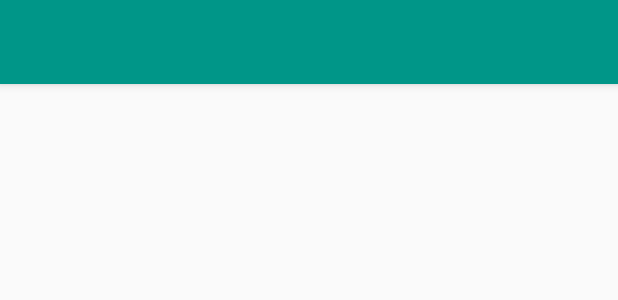
After one commit to jvmartinez/LoginWithMVVM, an Android app: the layout content_app_bar.xml on its own in the app's theme, with its tools: preview values and no code run, on a phone screen of 412 x 824 dp. The commit adds this screen. Shown: the top 300 px of the screen. Run offline under Robolectric (Android 15) with nearby library versions, the phone set to English and light mode, and no system bars.

Commit message:
add change flow in home of logout and change in loginViewModel progress bar, hiding keyboard

```diff
--- a/app/src/main/java/com/jvmartinez/loginwithmvvm/core/data/firebase/FirebaseSource.kt
+++ b/app/src/main/java/com/jvmartinez/loginwithmvvm/core/data/firebase/FirebaseSource.kt
@@ -20,4 +20,6 @@ class FirebaseSource {
     }
 
     fun currentUser() = firebaseAuth.currentUser
+
+    fun logout() = firebaseAuth.signOut()
 }
--- a/app/src/main/java/com/jvmartinez/loginwithmvvm/core/data/repository/UserRepository.kt
+++ b/app/src/main/java/com/jvmartinez/loginwithmvvm/core/data/repository/UserRepository.kt
@@ -5,4 +5,5 @@ import com.jvmartinez.loginwithmvvm.core.data.firebase.FirebaseSource
 class UserRepository(private val firebase: FirebaseSource) {
     fun login(email: String, password: String) = firebase.login(email, password)
     fun currentUser() = firebase.currentUser()
+    fun logout() = firebase.logout()
 }
--- a/app/src/main/java/com/jvmartinez/loginwithmvvm/ui/login/LoginViewModel.kt
+++ b/app/src/main/java/com/jvmartinez/loginwithmvvm/ui/login/LoginViewModel.kt
@@ -23,6 +23,7 @@ class LoginViewModel(private val loginInteractor: LoginInteractor, private val r
         get() = loginLiveData
 
     fun onLoginClicked() {
+        loginLiveData.value = ScreenState.Loading
         loginInteractor.login(username, password, this)
     }
 
--- /dev/null
+++ b/app/src/main/res/drawable/ic_baseline_exit_to_app_24.xml
@@ -0,0 +1,5 @@
+<vector android:height="24dp" android:tint="#FFFFFF"
+    android:viewportHeight="24" android:viewportWidth="24"
+    android:width="24dp" xmlns:android="http://schemas.android.com/apk/res/android">
+    <path android:fillColor="@android:color/white" android:pathData="M10.09,15.59L11.5,17l5,-5 -5,-5 -1.41,1.41L12.67,11H3v2h9.67l-2.58,2.59zM19,3H5c-1.11,0 -2,0.9 -2,2v4h2V5h14v14H5v-4H3v4c0,1.1 0.89,2 2,2h14c1.1,0 2,-0.9 2,-2V5c0,-1.1 -0.9,-2 -2,-2z"/>
+</vector>
--- /dev/null
+++ b/app/src/main/res/layout/content_app_bar.xml
@@ -0,0 +1,20 @@
+<?xml version="1.0" encoding="utf-8"?>
+<androidx.coordinatorlayout.widget.CoordinatorLayout xmlns:android="http://schemas.android.com/apk/res/android"
+    android:layout_width="match_parent"
+    android:layout_height="match_parent">
+
+    <com.google.android.material.appbar.AppBarLayout
+        android:id="@+id/appbar"
+        android:layout_width="match_parent"
+        android:layout_height="wrap_content"
+        android:theme="@style/AppTheme.StyleAppBar">
+
+        <androidx.appcompat.widget.Toolbar
+            android:id="@+id/toolbar"
+            android:layout_width="match_parent"
+            android:layout_height="?attr/actionBarSize"
+            android:theme="@style/AppTheme.StyleAppBar"/>
+
+    </com.google.android.material.appbar.AppBarLayout>
+
+</androidx.coordinatorlayout.widget.CoordinatorLayout>
--- a/app/src/main/res/values/strings.xml
+++ b/app/src/main/res/values/strings.xml
@@ -15,4 +15,6 @@
     <string name="btn_cancel">Cancel</string>
     <string name="lbl_title">Title</string>
     <string name="lbl_message">Message</string>
+    <string name="btn_logout">Exit</string>
+    <string name="info_user">Information user</string>
 </resources>
--- a/app/src/main/res/values/styles.xml
+++ b/app/src/main/res/values/styles.xml
@@ -34,4 +34,12 @@
         <item name="colorPrimaryDark">@color/colorPrimaryDark</item>
         <item name="colorAccent">@color/colorPrimary</item>
     </style>
+
+    <style name="AppTheme.StyleAppBar" parent="ThemeOverlay.AppCompat.Dark.ActionBar">
+        <item name="android:textSize">12sp</item>
+        <item name="android:textColor">@color/colorAccent</item>
+        <item name="android:gravity">center</item>
+        <item name="android:textAllCaps">false</item>
+        <item name="android:textAlignment">viewStart</item>
+    </style>
 </resources>
```
Also changed, not shown: app/src/main/java/com/jvmartinez/loginwithmvvm/ui/home/HomeActivity.kt (+38 -0 lines), app/src/main/java/com/jvmartinez/loginwithmvvm/ui/home/HomeViewModel.kt (+15 -0 lines), app/src/main/java/com/jvmartinez/loginwithmvvm/ui/login/LoginActivity.kt (+12 -0 lines), app/src/main/res/layout/activity_main.xml (+15 -3 lines), app/src/main/res/layout/content_home.xml (+18 -1 lines), app/src/main/res/menu/menu.xml (added, +9 -0 lines), 1 other file.
